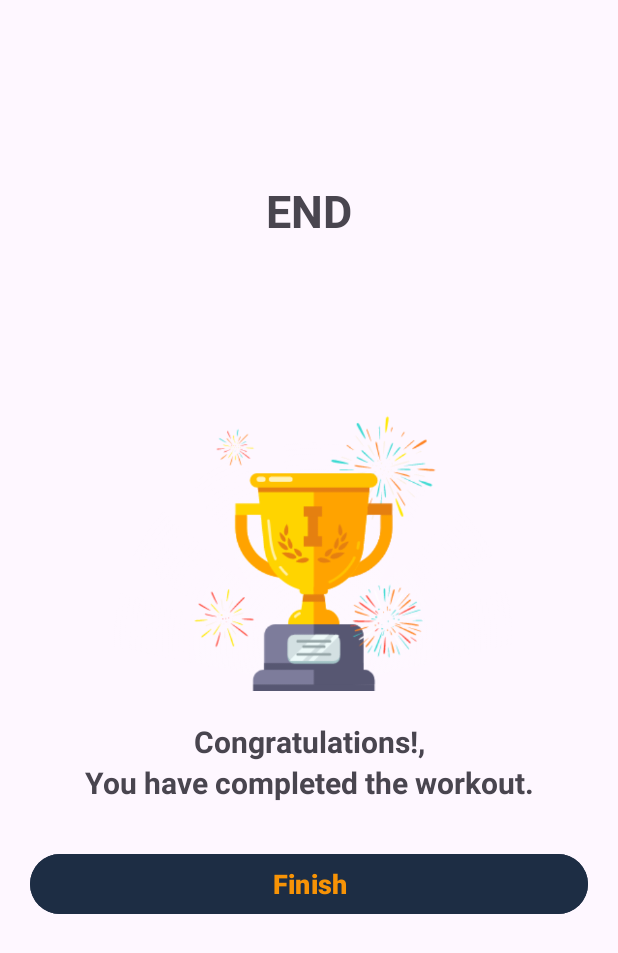
After one commit to PrathB/7min_Workout_App, an Android app: the FinishActivity screen opened directly, with no data from a screen before it, on a phone screen of 412 x 824 dp. The commit adds this screen. Shown: the top 953 px of the screen. Run offline under Robolectric (Android 15) with nearby library versions, the phone set to English and light mode, and no system bars.

Commit message:
Added Finish Screen.

```diff
--- a/app/src/main/AndroidManifest.xml
+++ b/app/src/main/AndroidManifest.xml
@@ -4,7 +4,7 @@
 
     <queries>
         <intent>
-            <action android:name="intent.action.TTS_SERVICE"/>
+            <action android:name="intent.action.TTS_SERVICE" />
         </intent>
     </queries>
 
@@ -18,6 +18,9 @@
         android:supportsRtl="true"
         android:theme="@style/Theme._7minWorkout"
         tools:targetApi="31">
+        <activity
+            android:name=".FinishActivity"
+            android:exported="false" />
         <activity
             android:name=".ExerciseActivity"
             android:exported="false" />
--- a/app/src/main/java/com/test/a7minworkout/ExerciseActivity.kt
+++ b/app/src/main/java/com/test/a7minworkout/ExerciseActivity.kt
@@ -1,5 +1,6 @@
 package com.test.a7minworkout
 
+import android.content.Intent
 import android.media.MediaPlayer
 import android.net.Uri
 import android.os.Bundle
@@ -138,6 +139,11 @@ class ExerciseActivity : AppCompatActivity(), TextToSpeech.OnInitListener {
                 if(currentExercise < exerciseList!!.size - 1) {
                     setRestView()
                 }
+                else{
+                    finish()
+                    val intent = Intent(this@ExerciseActivity,FinishActivity::class.java)
+                    startActivity(intent)
+                }
             }
         }.start()
     }
--- /dev/null
+++ b/app/src/main/java/com/test/a7minworkout/FinishActivity.kt
@@ -0,0 +1,19 @@
+package com.test.a7minworkout
+
+import android.os.Bundle
+import androidx.appcompat.app.AppCompatActivity
+import com.test.a7minworkout.databinding.ActivityFinishBinding
+
+class FinishActivity : AppCompatActivity() {
+
+    var binding: ActivityFinishBinding? = null
+    override fun onCreate(savedInstanceState: Bundle?) {
+        super.onCreate(savedInstanceState)
+        binding = ActivityFinishBinding.inflate(layoutInflater)
+        setContentView(binding?.root)
+
+        binding?.btnFinish?.setOnClickListener {
+            finish()
+        }
+    }
+}
--- /dev/null
+++ b/app/src/main/res/layout/activity_finish.xml
@@ -0,0 +1,55 @@
+<?xml version="1.0" encoding="utf-8"?>
+<LinearLayout xmlns:android="http://schemas.android.com/apk/res/android"
+    android:layout_width="match_parent"
+    android:layout_height="match_parent"
+    android:orientation="vertical"
+    android:gravity="center_horizontal"
+    android:padding="20dp">
+
+    <TextView
+        android:layout_width="match_parent"
+        android:layout_height="wrap_content"
+        android:layout_marginTop="100dp"
+        android:gravity="center"
+        android:text="@string/end"
+        android:textSize="30sp"
+        android:textStyle="bold" />
+
+    <ImageView
+        android:layout_width="wrap_content"
+        android:layout_height="300dp"
+        android:src="@drawable/ic_trophy"
+        android:contentDescription="@string/trophy_image" />
+
+    <TextView
+        android:layout_width="match_parent"
+        android:layout_height="wrap_content"
+        android:layout_marginTop="20dp"
+        android:gravity="center"
+        android:text="@string/congratulations"
+        android:textSize="20sp"
+        android:textStyle="bold" />
+
+    <TextView
+        android:layout_width="match_parent"
+        android:layout_height="wrap_content"
+        android:layout_marginBottom="30dp"
+        android:gravity="center"
+        android:text="@string/you_have_completed_the_workout"
+        android:textSize="20sp"
+        android:textStyle="bold" />
+
+
+    <Button
+        android:id="@+id/btn_finish"
+        android:layout_width="match_parent"
+        android:layout_height="wrap_content"
+        android:text="@string/finish"
+        android:textSize="18sp"
+        android:textStyle="bold"
+        android:textColor="@color/main_orange"
+        android:backgroundTint="@color/button_blue"/>
+
+
+
+</LinearLayout>
--- a/app/src/main/res/values/strings.xml
+++ b/app/src/main/res/values/strings.xml
@@ -7,4 +7,9 @@
     <string name="exercise_instruction">Exercise Instruction</string>
     <string name="upcoming_exercise">UPCOMING EXERCISE:</string>
     <string name="_1">1</string>
+    <string name="you_have_completed_the_workout">You have completed the workout.</string>
+    <string name="finish">Finish</string>
+    <string name="trophy_image">trophy_image</string>
+    <string name="congratulations">Congratulations!,</string>
+    <string name="end">END</string>
 </resources>
```
Also changed, not shown: app/src/main/res/drawable/ic_trophy.png (added).
